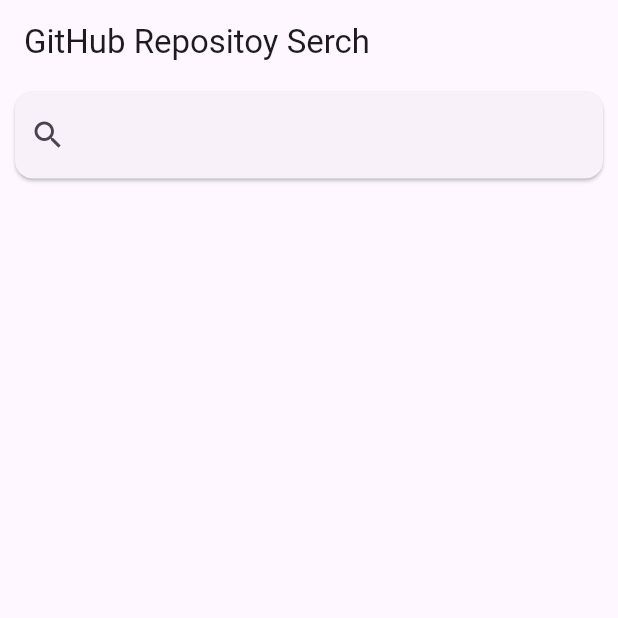
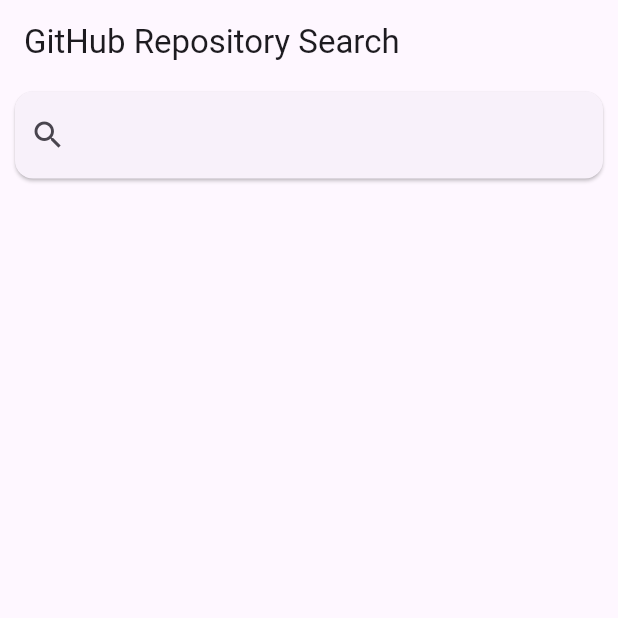
Before and after one commit to H-Miura-fms/github_repo_search_app, a Flutter app: the screen it shows after launch, on a phone screen of 412 x 824 dp, the top half of it. Run offline on Flutter 3.47's test engine with Material 3 defaults, Android fonts, the phone set to English and light mode, and no system bars; our stand-ins replace cached_network_image, dio, flutter_hooks, flutter_screenutil, freezed_annotation, hooks_riverpod and 2 more; generated files the repository leaves out were written again.

Commit message:
udpate:全体のappbarを作成

```diff
--- a/lib/view/list_page.dart
+++ b/lib/view/list_page.dart
@@ -71,9 +71,6 @@
     }
 
     return Scaffold(
-      appBar: AppBar(
-        title: const Text("GitHub Repositoy Serch"),
-      ),
       body: RefreshIndicator(
         // pull to refresh
         onRefresh: () async {
--- a/lib/view/main_page.dart
+++ b/lib/view/main_page.dart
@@ -12,10 +12,14 @@
   Widget build(BuildContext context, WidgetRef ref) {
     final deviceType = ref.read(deviceTypeProvider);
 
+    return Scaffold(
+      appBar: AppBar(
+        title: const Text("GitHub Repository Search"),
+      ),
       // タブレットの場合，listと詳細を横並びにする
-    if (deviceType == DeviceType.tablet) {
-      return Scaffold(
-        body: LayoutBuilder(
+
+      body: (deviceType == DeviceType.tablet)
+          ? LayoutBuilder(
               builder: (context, constraints) {
                 double listPageWidth = constraints.maxWidth * 0.4;
 
@@ -30,10 +34,8 @@
                   ],
                 );
               },
-        ),
+            )
+          : const ListPage(),
     );
-    } else {
-      return const ListPage();
   }
 }
-}
```
Lines whose indentation alone changed are shown as unchanged.
